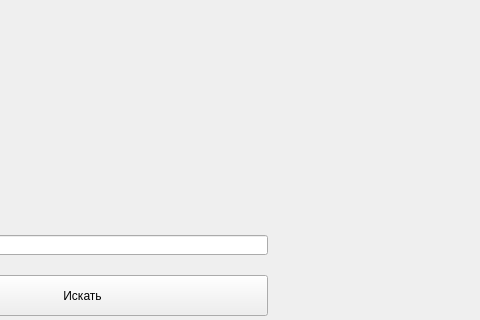
Before: the Qt Designer form YandexSMap/pyqt_design.ui in Alexadr1803/-2023-6-.-, drawn with Qt 5; both pictures show x 303 to 783 and y 385 to 705 of the 783 by 705 pixel window.
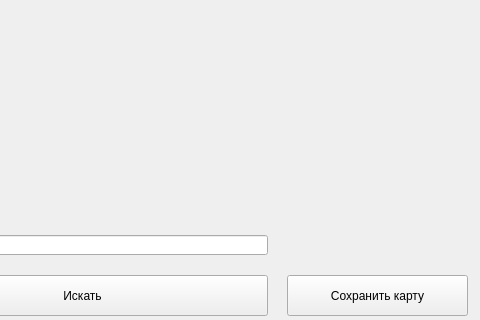
After: the same form once the commit is applied.

Patch:
```diff
--- a/YandexSMap/pyqt_design.ui
+++ b/YandexSMap/pyqt_design.ui
@@ -161,6 +161,19 @@
      <string>Поиск :</string>
     </property>
    </widget>
+   <widget class="QPushButton" name="save">
+    <property name="geometry">
+     <rect>
+      <x>590</x>
+      <y>660</y>
+      <width>181</width>
+      <height>41</height>
+     </rect>
+    </property>
+    <property name="text">
+     <string>Сохранить карту</string>
+    </property>
+   </widget>
   </widget>
  </widget>
  <resources/>
```
